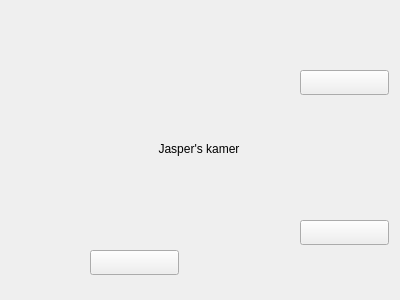
First picture: the form in kamer_jasper.ui, repository djog/djog_nanos_2018, before the edit.
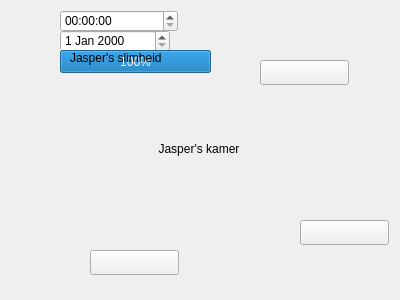
Second picture: the form after the edit.

```diff
--- a/kamer_jasper.ui
+++ b/kamer_jasper.ui
@@ -45,8 +45,8 @@
   <widget class="QPushButton" name="knop_o">
    <property name="geometry">
     <rect>
-     <x>300</x>
-     <y>70</y>
+     <x>260</x>
+     <y>60</y>
      <width>89</width>
      <height>25</height>
     </rect>
@@ -68,6 +68,52 @@
     <string/>
    </property>
   </widget>
+  <widget class="QTimeEdit" name="timeEdit">
+   <property name="geometry">
+    <rect>
+     <x>60</x>
+     <y>10</y>
+     <width>118</width>
+     <height>22</height>
+    </rect>
+   </property>
+  </widget>
+  <widget class="QDateEdit" name="dateEdit">
+   <property name="geometry">
+    <rect>
+     <x>60</x>
+     <y>30</y>
+     <width>110</width>
+     <height>22</height>
+    </rect>
+   </property>
+  </widget>
+  <widget class="QProgressBar" name="progressBar">
+   <property name="geometry">
+    <rect>
+     <x>60</x>
+     <y>50</y>
+     <width>151</width>
+     <height>23</height>
+    </rect>
+   </property>
+   <property name="value">
+    <number>100</number>
+   </property>
+  </widget>
+  <widget class="QLabel" name="label_2">
+   <property name="geometry">
+    <rect>
+     <x>70</x>
+     <y>50</y>
+     <width>101</width>
+     <height>16</height>
+    </rect>
+   </property>
+   <property name="text">
+    <string>Jasper's slimheid</string>
+   </property>
+  </widget>
  </widget>
  <resources/>
  <connections/>
```
